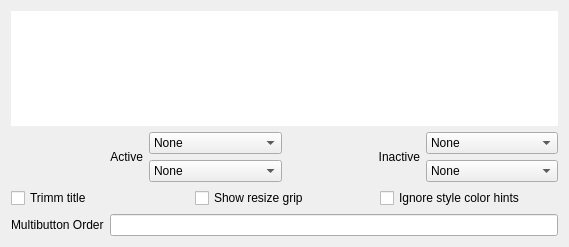
Old version of the form kwin/configdialog.ui in the repository deiv/bespin-pkg.
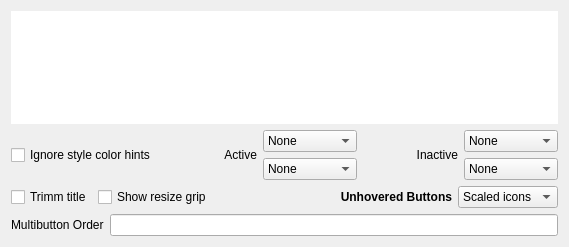
New version of the form.

Commit message: toggle amarok label animation, kwin border + slickbutton config dialog entry

What changed in the file:
```diff
--- a/kwin/configdialog.ui
+++ b/kwin/configdialog.ui
@@ -25,6 +25,13 @@
    </item>
    <item row="1" column="0" colspan="2" >
     <layout class="QHBoxLayout" name="horizontalLayout" >
+     <item>
+      <widget class="QCheckBox" name="forceUserColors" >
+       <property name="text" >
+        <string>Ignore style color hints</string>
+       </property>
+      </widget>
+     </item>
      <item>
       <widget class="QLabel" name="label_2" >
        <property name="text" >
@@ -220,10 +227,51 @@
       </widget>
      </item>
      <item>
-      <widget class="QCheckBox" name="forceUserColors" >
+      <spacer name="horizontalSpacer" >
+       <property name="orientation" >
+        <enum>Qt::Horizontal</enum>
+       </property>
+       <property name="sizeHint" stdset="0" >
+        <size>
+         <width>40</width>
+         <height>20</height>
+        </size>
+       </property>
+      </spacer>
+     </item>
+     <item>
+      <widget class="QLabel" name="label_4" >
+       <property name="font" >
+        <font>
+         <weight>75</weight>
+         <bold>true</bold>
+        </font>
+       </property>
        <property name="text" >
-        <string>Ignore style color hints</string>
+        <string>Unhovered Buttons</string>
        </property>
+       <property name="alignment" >
+        <set>Qt::AlignRight|Qt::AlignTrailing|Qt::AlignVCenter</set>
+       </property>
+      </widget>
+     </item>
+     <item>
+      <widget class="QComboBox" name="slickButtons" >
+       <item>
+        <property name="text" >
+         <string>Scaled icons</string>
+        </property>
+       </item>
+       <item>
+        <property name="text" >
+         <string>Dots</string>
+        </property>
+       </item>
+       <item>
+        <property name="text" >
+         <string>Bricks</string>
+        </property>
+       </item>
       </widget>
      </item>
     </layout>
```
The commit also changes 3 other files.
